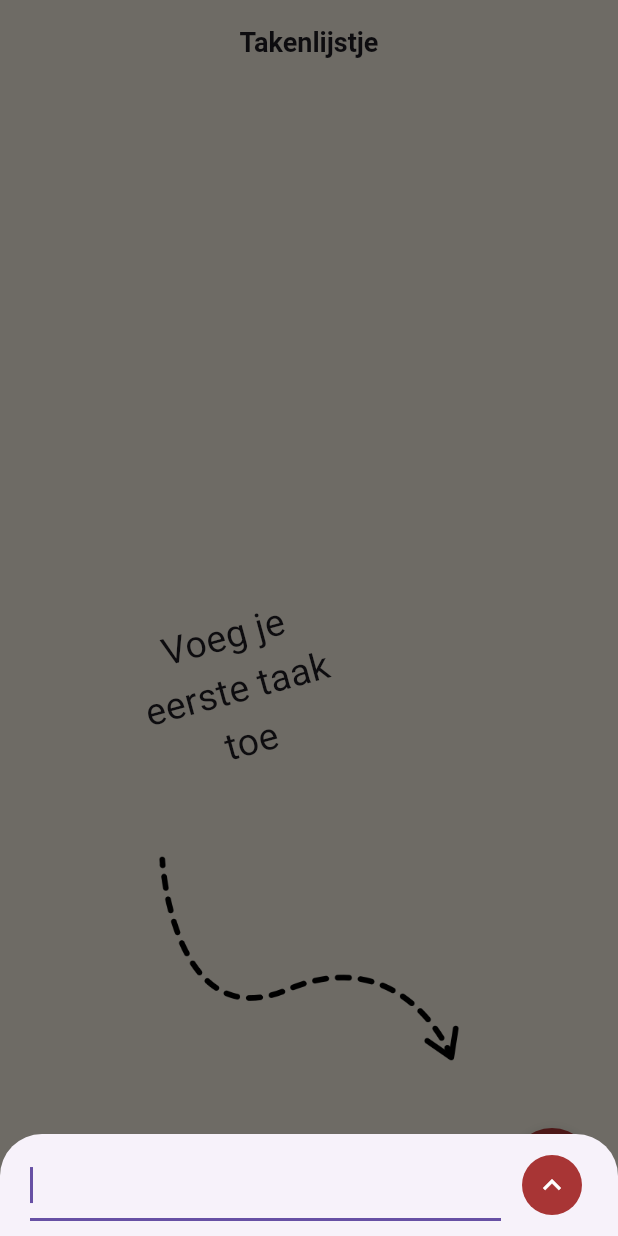
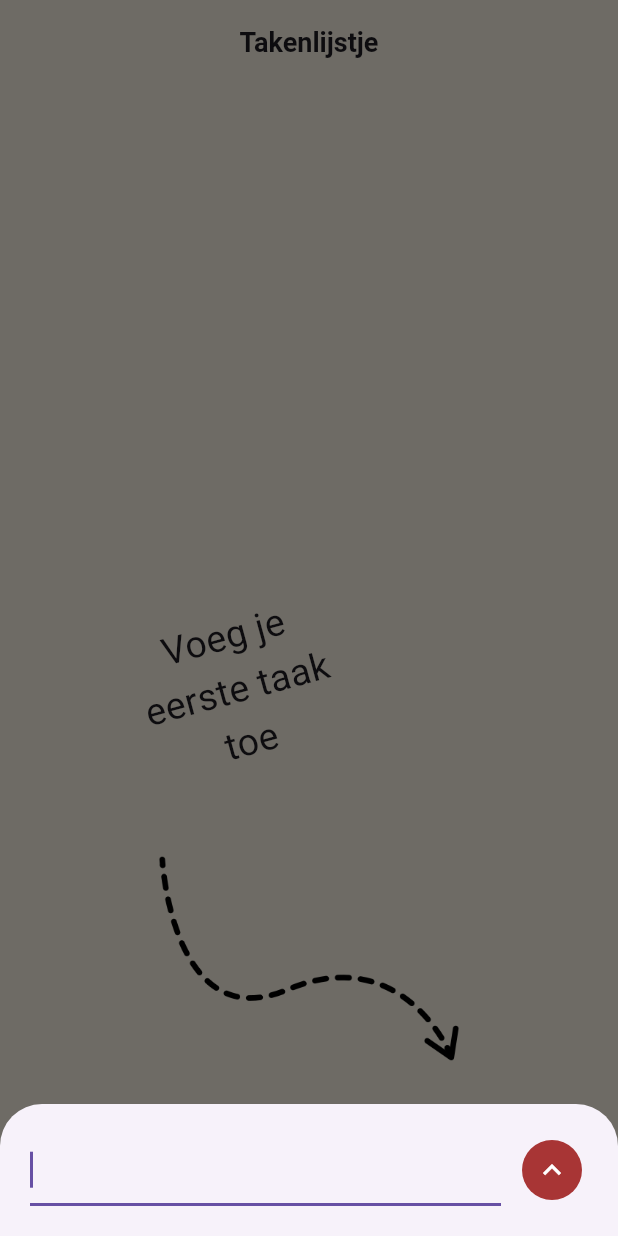
Before and after one commit to smohammed576/Flutter, a Flutter app: the screen it shows after launch, after a tap on the "add" icon, on a phone screen of 412 x 824 dp. Run offline on Flutter 3.47's test engine with Material 3 defaults, Android fonts, the phone set to English and light mode, and no system bars; our stand-ins replace flutter_svg, google_fonts, image_picker, permission_handler, shared_preferences; Roboto replaces fonts that are missing (Handlee).

Commit message:
cleaning up a bit and adding unique ids

```diff
--- a/todo/lib/home.dart
+++ b/todo/lib/home.dart
@@ -4,6 +4,7 @@
 import 'package:shared_preferences/shared_preferences.dart';
 import 'package:todo/constants/colors.dart';
 import 'package:todo/models/task.dart';
+import 'package:uuid/uuid.dart';
 
 class HomeScreen extends StatefulWidget {
   const HomeScreen({super.key});
@@ -150,7 +151,7 @@
                   itemBuilder: (context, index) {
                     final task = list[index];
                     return Dismissible(
-                      key: Key('$index'),
+                      key: Key(task.id),
                       direction: DismissDirection.endToStart,
                       onDismissed: (_) => deleteTask(index),
                       background: Container(),
@@ -231,7 +232,7 @@
       context: context,
       builder: (BuildContext context) {
         return Padding(
-          padding: EdgeInsets.symmetric(horizontal: 20, vertical: 10),
+          padding: EdgeInsets.symmetric(horizontal: 20, vertical: 20),
           child: Row(
             children: [
               Expanded(
@@ -248,9 +249,11 @@
                 ),
                 onPressed: () {
                   if (_textController.text.trim().isNotEmpty) {
+                    var uuid = Uuid();
+                    String id = uuid.v4();
                     setState(() {
                       list.add(
-                        Task(text: _textController.text, checked: false),
+                        Task(id: id, text: _textController.text, checked: false),
                       );
                       _textController.clear();
                     });
--- a/todo/lib/main.dart
+++ b/todo/lib/main.dart
@@ -8,7 +8,6 @@
     MaterialApp(
       home: HomeScreen(),
       theme: lightTheme,
-      // darkTheme: ThemeData(scaffoldBackgroundColor: Colors.black),
       darkTheme: darkTheme,
       themeMode: ThemeMode.system,
     ),
--- a/todo/lib/models/task.dart
+++ b/todo/lib/models/task.dart
@@ -1,15 +1,18 @@
 class Task{
+  String id;
   String text;
   bool checked;
 
-  Task({required this.text, required this.checked});
+  Task({required this.id, required this.text, required this.checked});
 
   Map<String, dynamic> toJson() => {
+    'id': id,
     'text': text,
     'checked': checked
   };
 
   factory Task.fromJson(Map<String, dynamic> json) => Task(
+    id: json['id'],
     text: json['text'],
     checked: json['checked']
   );
--- a/todo/pubspec.yaml
+++ b/todo/pubspec.yaml
@@ -11,6 +11,7 @@
     sdk: flutter
   shared_preferences: ^2.5.3
   google_fonts: ^6.2.1
+  uuid: ^4.5.1
 
 dev_dependencies:
   flutter_test:
```
Also changed, not shown: todo/pubspec.lock.
